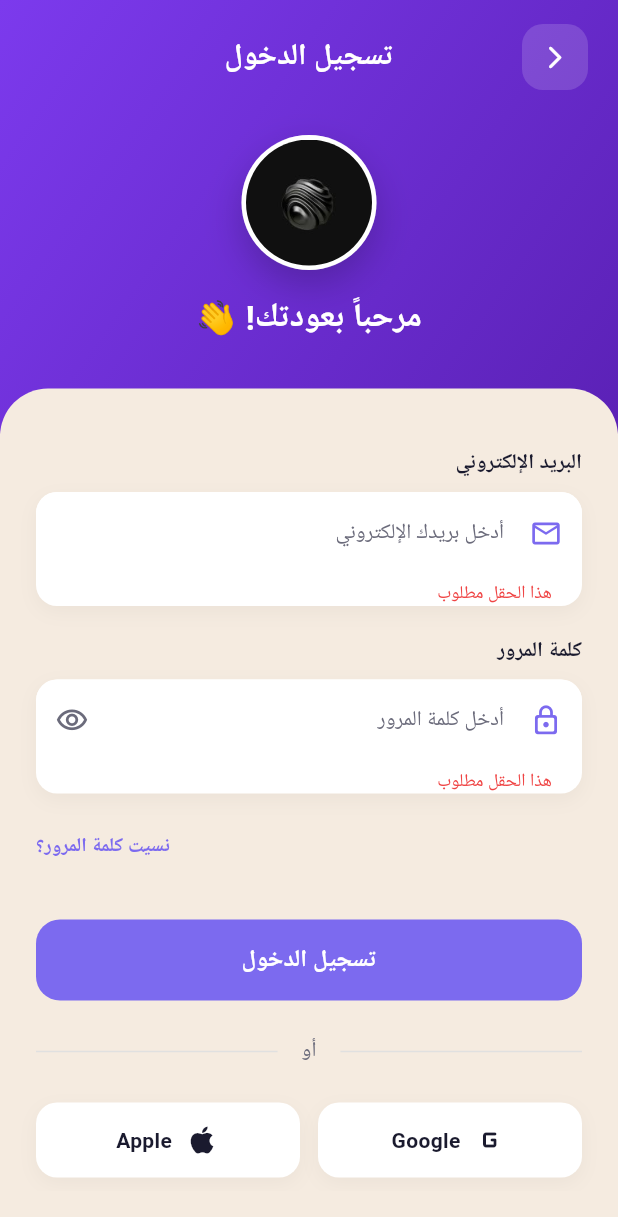
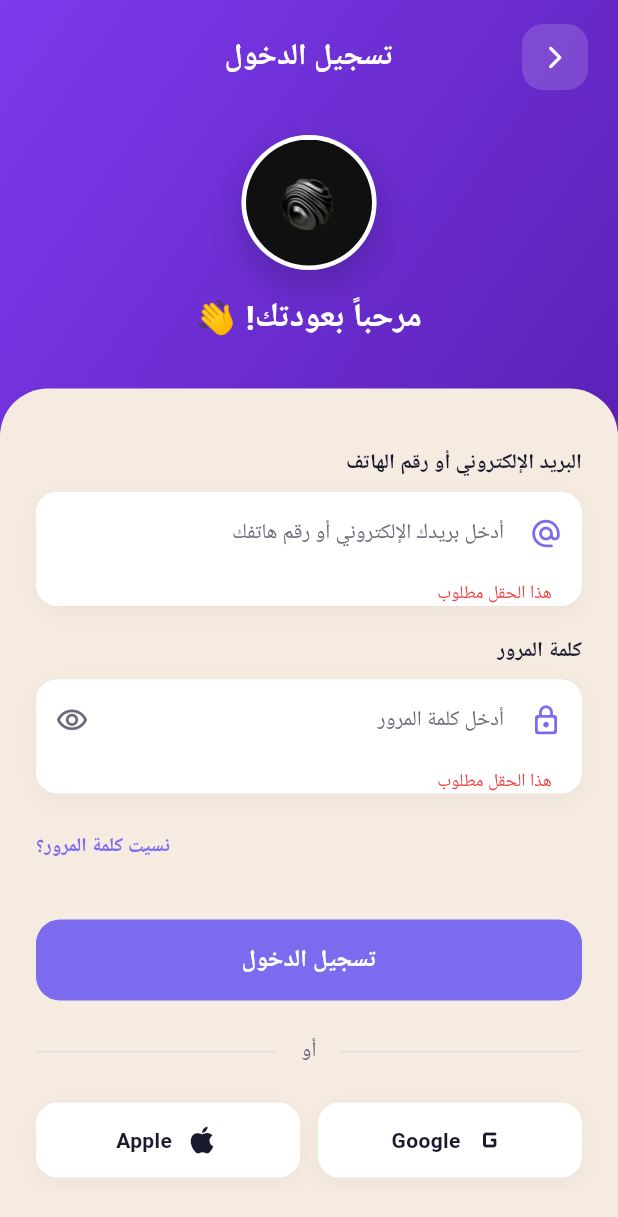
Before and after one commit to IbrahimElbazz/anmka_stp, a Flutter app: the LoginScreen screen opened by its route, after a tap on "تسجيل الدخول", on a phone screen of 412 x 824 dp. Shown: the top 1217 px of the screen. Run offline on Flutter 3.47's test engine with Material 3 defaults, Android fonts, the phone set to English and light mode, and no system bars; our stand-ins replace firebase_core, firebase_messaging, flutter_local_notifications, go_router, google_fonts, image_picker and 4 more; missing offline and left inert: screen_protector; accounts and stored records are empty; network calls fail; Roboto replaces fonts that are missing (Cairo).

Commit message:
login with phone and email done

```diff
--- /dev/null
+++ b/devtools_options.yaml
@@ -0,0 +1,3 @@
+description: This file stores settings for Dart & Flutter DevTools.
+documentation: https://docs.flutter.dev/tools/devtools/extensions#configure-extension-enablement-states
+extensions:
--- a/lib/l10n/app_ar.arb
+++ b/lib/l10n/app_ar.arb
@@ -79,6 +79,18 @@
   "@email": {
     "description": "حقل البريد الإلكتروني"
   },
+  "emailOrPhone": "البريد الإلكتروني أو رقم الهاتف",
+  "@emailOrPhone": {
+    "description": "حقل البريد الإلكتروني أو رقم الهاتف"
+  },
+  "enterEmailOrPhone": "أدخل بريدك الإلكتروني أو رقم هاتفك",
+  "@enterEmailOrPhone": {
+    "description": "نص placeholder البريد الإلكتروني أو رقم الهاتف"
+  },
+  "invalidEmailOrPhone": "البريد الإلكتروني أو رقم الهاتف غير صحيح",
+  "@invalidEmailOrPhone": {
+    "description": "رسالة خطأ البريد الإلكتروني أو رقم الهاتف"
+  },
   "password": "كلمة المرور",
   "@password": {
     "description": "حقل كلمة المرور"
@@ -722,6 +734,22 @@
   "resetPasswordSent": "تم إرسال رابط إعادة تعيين كلمة المرور إلى بريدك الإلكتروني",
   "@resetPasswordSent": {
     "description": "رسالة إرسال رابط إعادة التعيين"
+  },
+  "resetPasswordTitle": "استعادة كلمة المرور",
+  "@resetPasswordTitle": {
+    "description": "عنوان استعادة كلمة المرور"
+  },
+  "resetPasswordDescription": "أدخل بريدك الإلكتروني لإرسال رابط إعادة تعيين",
+  "@resetPasswordDescription": {
+    "description": "وصف استعادة كلمة المرور"
+  },
+  "sendResetLink": "إرسال الرابط",
+  "@sendResetLink": {
+    "description": "زر إرسال رابط إعادة التعيين"
+  },
+  "sendToAnotherEmail": "إرسال إلى بريد إلكتروني آخر",
+  "@sendToAnotherEmail": {
+    "description": "إرسال إلى بريد إلكتروني آخر"
   },
 
   "exams": "الاختبار",
--- a/lib/l10n/app_localizations.dart
+++ b/lib/l10n/app_localizations.dart
@@ -206,6 +206,24 @@ abstract class AppLocalizations {
   /// **'Email'**
   String get email;
 
+  /// Email or phone number field
+  ///
+  /// In en, this message translates to:
+  /// **'Email or Phone Number'**
+  String get emailOrPhone;
+
+  /// Enter email or phone placeholder text
+  ///
+  /// In en, this message translates to:
+  /// **'Enter your email or phone number'**
+  String get enterEmailOrPhone;
+
+  /// Invalid email or phone error message
+  ///
+  /// In en, this message translates to:
+  /// **'Invalid email or phone number'**
+  String get invalidEmailOrPhone;
+
   /// Password field
   ///
   /// In en, this message translates to:
@@ -1045,6 +1063,30 @@ abstract class AppLocalizations {
   /// In en, this message translates to:
   /// **'Password reset link has been sent to your email'**
   String get resetPasswordSent;
+
+  /// Reset password title
+  ///
+  /// In en, this message translates to:
+  /// **'Reset Password'**
+  String get resetPasswordTitle;
+
+  /// Reset password description
+  ///
+  /// In en, this message translates to:
+  /// **'Enter your email to send a reset link'**
+  String get resetPasswordDescription;
+
+  /// Send reset link button
+  ///
+  /// In en, this message translates to:
+  /// **'Send Link'**
+  String get sendResetLink;
+
+  /// Send to another email
+  ///
+  /// In en, this message translates to:
+  /// **'Send to another email'**
+  String get sendToAnotherEmail;
 
   /// Exam
   ///
--- a/lib/screens/auth/login_screen.dart
+++ b/lib/screens/auth/login_screen.dart
@@ -18,7 +18,7 @@ class LoginScreen extends StatefulWidget {
 
 class _LoginScreenState extends State<LoginScreen> {
   final _formKey = GlobalKey<FormState>();
-  final _emailController = TextEditingController();
+  final _emailOrPhoneController = TextEditingController();
   final _passwordController = TextEditingController();
   bool _showPassword = false;
   bool _isLoading = false;
@@ -29,7 +29,7 @@ class _LoginScreenState extends State<LoginScreen> {
 
       try {
         await AuthService.instance.login(
-          email: _emailController.text.trim(),
+          emailOrPhone: _emailOrPhoneController.text.trim(),
           password: _passwordController.text,
         );
 
@@ -66,7 +66,7 @@ class _LoginScreenState extends State<LoginScreen> {
 
   @override
   void dispose() {
-    _emailController.dispose();
+    _emailOrPhoneController.dispose();
     _passwordController.dispose();
     super.dispose();
   }
@@ -196,14 +196,14 @@ class _LoginScreenState extends State<LoginScreen> {
                     child: Column(
                       crossAxisAlignment: CrossAxisAlignment.start,
                       children: [
-                        // Email Field
-                        _buildLabel(AppLocalizations.of(context)!.email),
+                        // Email or Phone Field
+                        _buildLabel(AppLocalizations.of(context)!.emailOrPhone),
                         const SizedBox(height: 8),
                         _buildTextField(
-                          controller: _emailController,
-                          hint: AppLocalizations.of(context)!.enterEmail,
-                          icon: Icons.email_outlined,
-                          keyboardType: TextInputType.emailAddress,
+                          controller: _emailOrPhoneController,
+                          hint: AppLocalizations.of(context)!.enterEmailOrPhone,
+                          icon: Icons.alternate_email_rounded,
+                          keyboardType: TextInputType.text,
                         ),
                         const SizedBox(height: 20),
 
@@ -410,12 +410,7 @@ class _LoginScreenState extends State<LoginScreen> {
           if (value == null || value.isEmpty) {
             return AppLocalizations.of(context)!.fieldRequired;
           }
-          if (keyboardType == TextInputType.emailAddress) {
-            final emailRegex = RegExp(r'^[\w-\.]+@([\w-]+\.)+[\w-]{2,4}$');
-            if (!emailRegex.hasMatch(value)) {
-              return AppLocalizations.of(context)!.invalidEmail;
-            }
-          }
+          // Accept any input (email or phone) - validation will be done by backend
           return null;
         },
       ),
--- a/pubspec.yaml
+++ b/pubspec.yaml
@@ -50,6 +50,11 @@ dependencies:
   # Screen Protection
   screen_protector: ^1.3.0
 
+  # Firebase & Notifications
+  firebase_core: ^3.0.0
+  firebase_messaging: ^15.0.0
+  flutter_local_notifications: ^17.0.0
+
 dev_dependencies:
   flutter_test:
     sdk: flutter
```
Also changed, not shown: lib/core/notification_service/notification_service.dart (added, +135 -0 lines), lib/l10n/app_en.arb (+28 -0 lines), lib/l10n/app_localizations_ar.dart (+22 -0 lines), lib/l10n/app_localizations_en.dart (+22 -0 lines), lib/screens/auth/forgot_password_screen.dart (+25 -16 lines), lib/services/auth_service.dart (+23 -6 lines), pubspec.lock, 1 other file.
